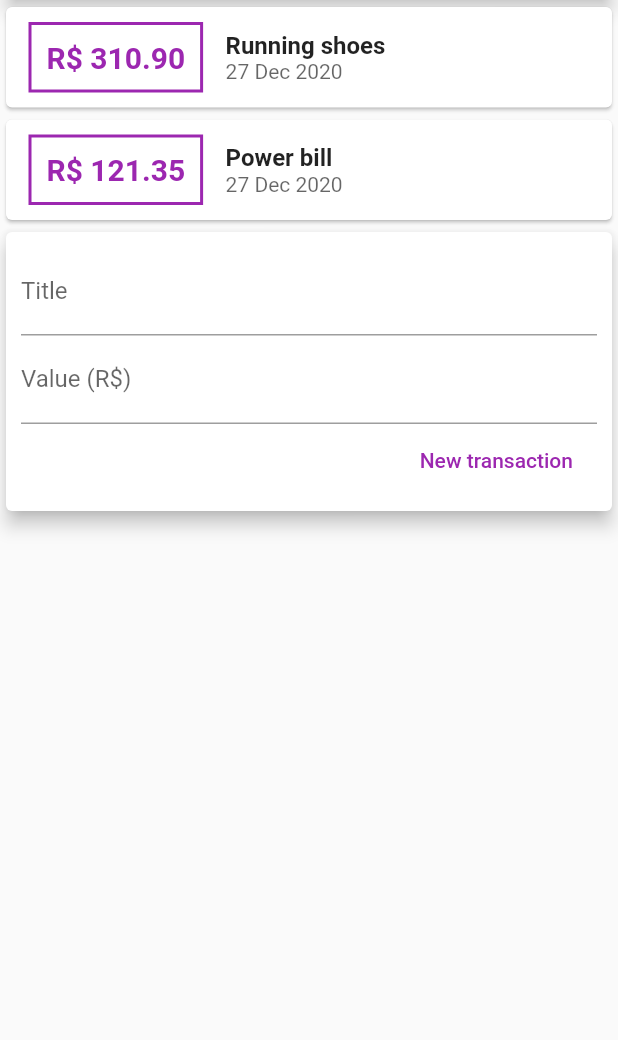
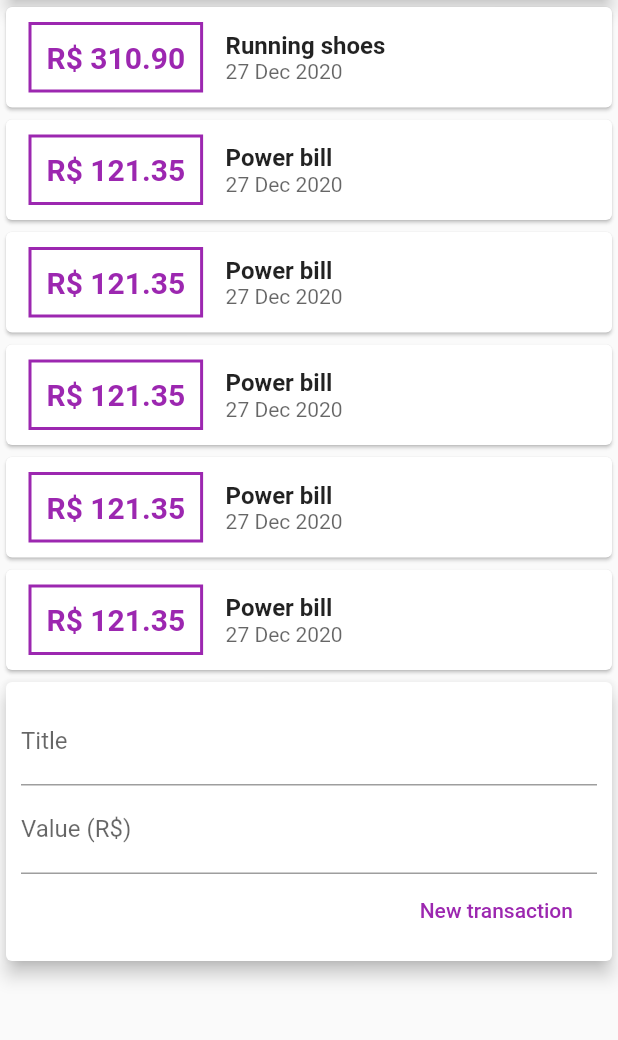
Before and after one commit to brunaoliveira/expenses_app, a Flutter app: the screen it shows after launch, on a phone screen of 412 x 824 dp, the part 119-1159 px from its top. Run offline on Flutter 3.47's test engine with Material 2 defaults, Android fonts, the phone set to English and light mode, and no system bars.

```diff
--- a/lib/components/transaction_user.dart
+++ b/lib/components/transaction_user.dart
@@ -15,6 +15,30 @@ class _TransactionUserState extends State<TransactionUser> {
       id: 't1',
       title: 'Running shoes',
       value: 310.90,
+      date: DateTime.now(),
+    ),
+    Transaction(
+      id: 't2',
+      title: 'Power bill',
+      value: 121.35,
+      date: DateTime.now(),
+    ),
+    Transaction(
+      id: 't2',
+      title: 'Power bill',
+      value: 121.35,
+      date: DateTime.now(),
+    ),
+    Transaction(
+      id: 't2',
+      title: 'Power bill',
+      value: 121.35,
+      date: DateTime.now(),
+    ),
+    Transaction(
+      id: 't2',
+      title: 'Power bill',
+      value: 121.35,
       date: DateTime.now(),
     ),
     Transaction(
--- a/lib/main.dart
+++ b/lib/main.dart
@@ -18,7 +18,8 @@ class MyHomePage extends StatelessWidget {
         title: Text('Personal Expenses'),
         backgroundColor: Colors.purple[500],
       ),
-      body: Column(
+      body: SingleChildScrollView(
+        child: Column(
           crossAxisAlignment: CrossAxisAlignment.stretch,
           children: <Widget>[
             Container(
@@ -32,6 +33,7 @@ class MyHomePage extends StatelessWidget {
             TransactionUser(),
           ],
         ),
+      ),
     );
   }
 }
```
Lines whose indentation alone changed are shown as unchanged.
